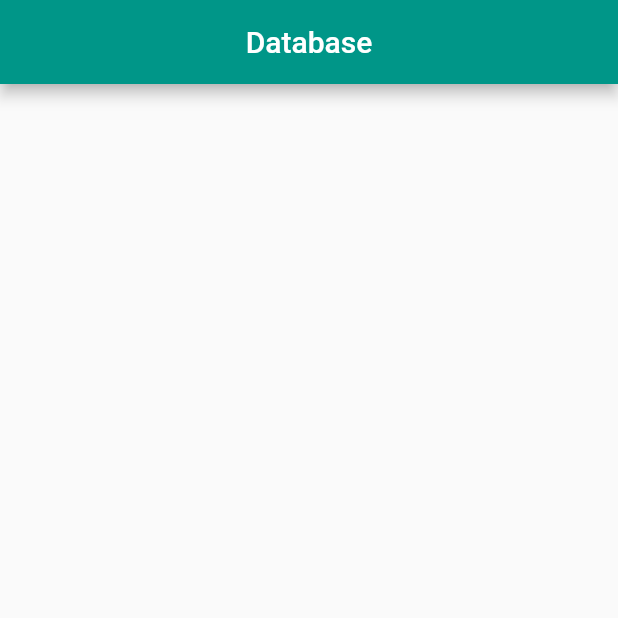
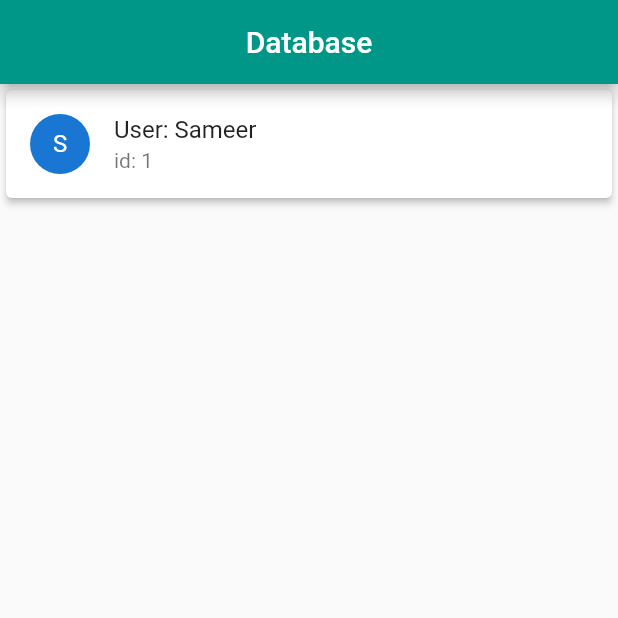
Before and after one commit to mabualzait/Flutter-Databse-SQFLite, a Flutter app: the screen it shows after launch, on a phone screen of 412 x 824 dp, the top half of it. Run offline on Flutter 3.47's test engine with Material 2 defaults, Android fonts, the phone set to English and light mode, and no system bars; our stand-ins replace sqflite; accounts and stored records are empty.

Commit message:
link with UI

```diff
--- a/lib/main.dart
+++ b/lib/main.dart
@@ -4,6 +4,7 @@ import 'package:workin_with_database/models/user.dart';
 
 List _users;
 void main() async {
+  WidgetsFlutterBinding.ensureInitialized();
   var db = new DatabaseHelper();
   int savedUserId = await db.saveUser(new User("Sameer","123"));
 //  print(savedUserId);
@@ -27,6 +28,22 @@ class Home extends StatelessWidget {
         centerTitle: true,
         backgroundColor: Colors.teal,
       ),
+      body: new ListView.builder(
+          itemCount: _users.length,
+          itemBuilder: (_,int position){
+            return new Card(
+              color: Colors.white,
+              elevation: 2.0,
+              child: new ListTile(
+                leading: new CircleAvatar(
+                  child: new Text("${User.fromMap(_users[position]).username.substring(0,1)}"),
+                ),
+                title: new Text("User: ${User.fromMap(_users[position]).username}"),
+                subtitle: new Text("id: ${User.fromMap(_users[position]).id}"),
+              ),
+            );
+          }
+      ),
     );
   }
 }
```
